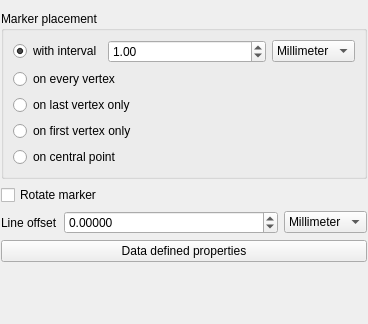
Before: the Qt Designer form src/ui/symbollayer/widget_markerline.ui in qgis/QGIS, drawn with Qt 5.
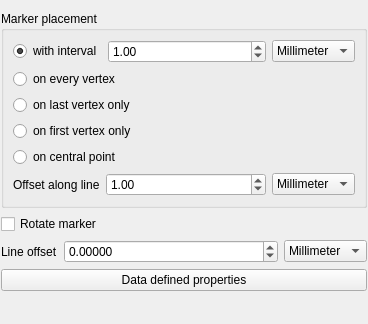
After: the same form once the commit is applied.

Commit message: [FEATURE] Add option for shifting markers in marker line style a set distance along the line. Supports delaying the start of markers placed at intervals, or placing markers a set distance before/after the first/last vertex (fix #9000)

Patch:
```diff
--- a/src/ui/symbollayer/widget_markerline.ui
+++ b/src/ui/symbollayer/widget_markerline.ui
@@ -34,9 +34,9 @@
      <property name="title">
       <string>Marker placement</string>
      </property>
-     <layout class="QVBoxLayout" name="verticalLayout">
-      <item>
-       <layout class="QHBoxLayout" name="horizontalLayout">
+     <layout class="QGridLayout" name="gridLayout">
+      <item row="0" column="0">
+       <layout class="QHBoxLayout" name="horizontalLayout_4">
         <item>
          <widget class="QRadioButton" name="radInterval">
           <property name="text">
@@ -113,6 +113,53 @@
         </property>
        </widget>
       </item>
+      <item row="5" column="0">
+       <layout class="QHBoxLayout" name="horizontalLayout">
+        <item>
+         <widget class="QLabel" name="label">
+          <property name="text">
+           <string>Offset along line</string>
+          </property>
+         </widget>
+        </item>
+        <item>
+         <widget class="QDoubleSpinBox" name="mSpinOffsetAlongLine">
+          <property name="sizePolicy">
+           <sizepolicy hsizetype="Minimum" vsizetype="Fixed">
+            <horstretch>1</horstretch>
+            <verstretch>0</verstretch>
+           </sizepolicy>
+          </property>
+          <property name="decimals">
+           <number>2</number>
+          </property>
+          <property name="maximum">
+           <double>100000.000000000000000</double>
+          </property>
+          <property name="singleStep">
+           <double>0.200000000000000</double>
+          </property>
+          <property name="value">
+           <double>1.000000000000000</double>
+          </property>
+         </widget>
+        </item>
+        <item>
+         <widget class="QComboBox" name="mOffsetAlongLineUnitComboBox">
+          <item>
+           <property name="text">
+            <string>Millimeter</string>
+           </property>
+          </item>
+          <item>
+           <property name="text">
+            <string>Map unit</string>
+           </property>
+          </item>
+         </widget>
+        </item>
+       </layout>
+      </item>
      </layout>
     </widget>
    </item>
```
Left out of the diff: 8 changed lines with no effect on the pictures. The commit also changes 6 other files.
